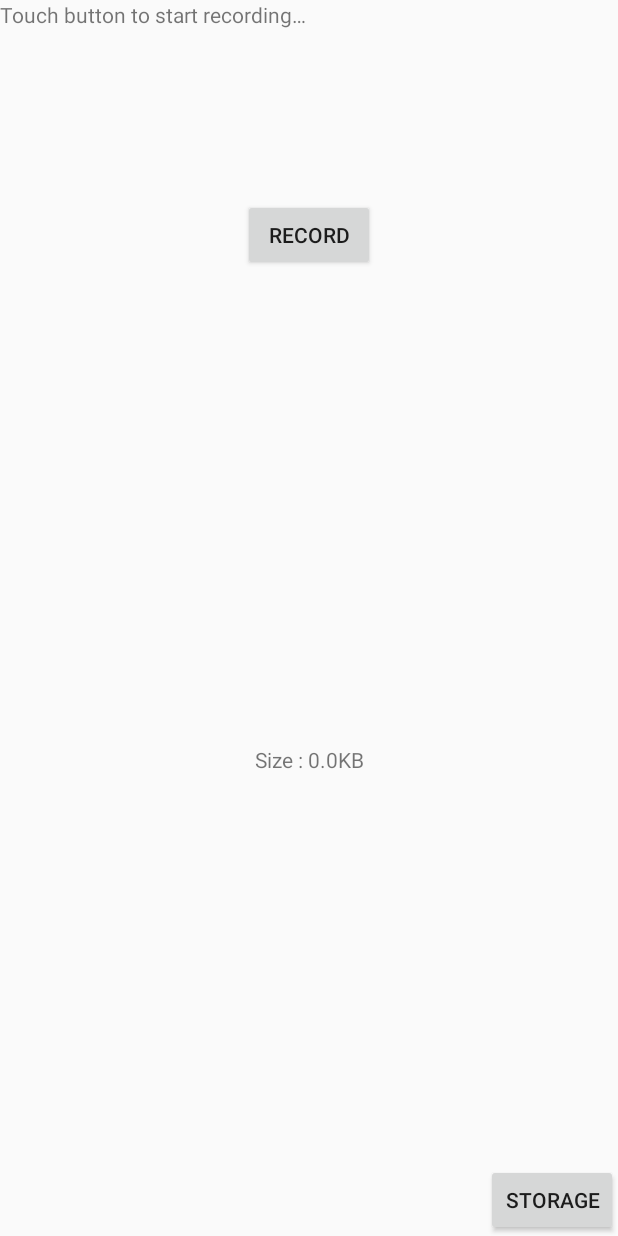
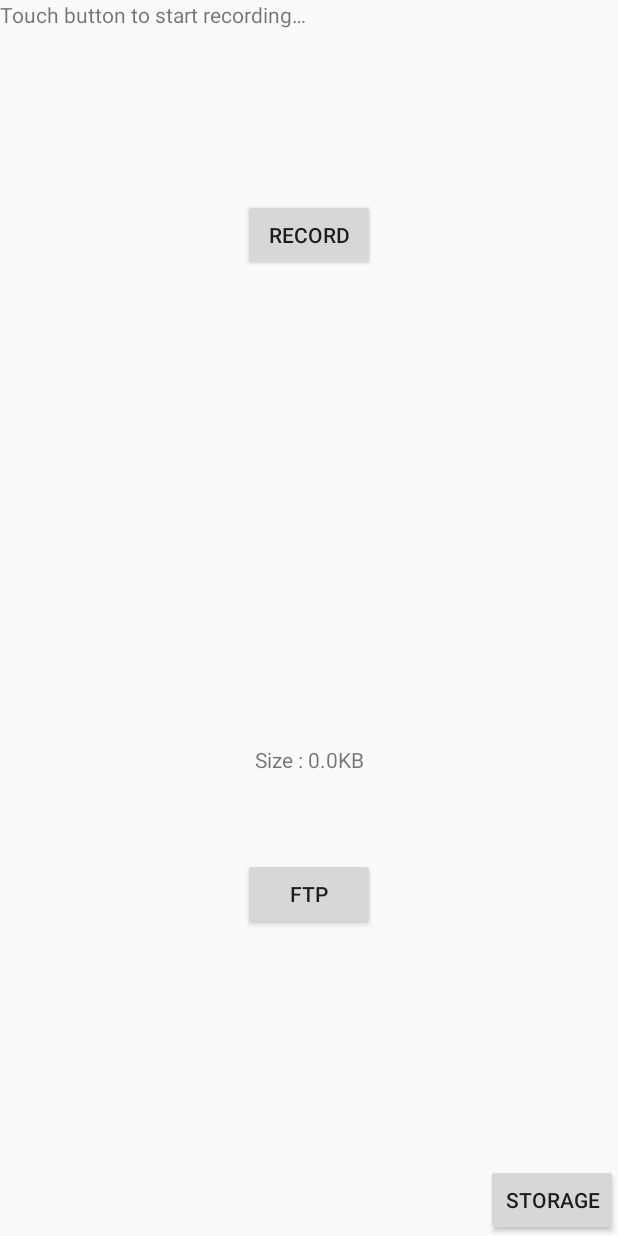
Before and after one commit to pproszowski/MoniCA, an Android app: the MainMenuActivity screen opened directly, with no data from a screen before it, on a phone screen of 412 x 824 dp. Run offline under Robolectric (Android 15) with nearby library versions, the phone set to English and light mode, and no system bars; 1 statement that could not run was skipped.

Commit message:
+FTP
+FTP

```diff
--- a/app/build.gradle
+++ b/app/build.gradle
@@ -24,7 +24,7 @@ android {
 }
 
 dependencies {
-    implementation fileTree(dir: 'libs', include: ['*.jar'])
+    implementation fileTree(include: ['*.jar'], dir: 'libs')
     implementation 'com.android.support:appcompat-v7:27.1.1'
     implementation 'com.android.support.constraint:constraint-layout:1.0.2'
     implementation 'com.android.support:design:27.1.1'
@@ -33,4 +33,5 @@ dependencies {
     testImplementation 'junit:junit:4.12'
     androidTestImplementation 'com.android.support.test:runner:1.0.1'
     androidTestImplementation 'com.android.support.test.espresso:espresso-core:3.0.1'
+    implementation files('src/commons-net-3.3.jar')
 }
--- a/app/src/main/AndroidManifest.xml
+++ b/app/src/main/AndroidManifest.xml
@@ -5,6 +5,7 @@
     <uses-permission android:name="android.permission.RECORD_AUDIO" />
     <uses-permission android:name="android.permission.WRITE_EXTERNAL_STORAGE" />
     <uses-permission android:name="android.permission.READ_EXTERNAL_STORAGE" />
+    <uses-permission android:name="android.permission.INTERNET" />
 
     <application
         android:allowBackup="true"
--- a/app/src/main/java/com/example/powder/monica/MainMenuActivity.java
+++ b/app/src/main/java/com/example/powder/monica/MainMenuActivity.java
@@ -13,10 +13,12 @@ import android.os.Environment;
 import android.support.v4.app.ActivityCompat;
 import android.view.MotionEvent;
 import android.view.View;
+import android.widget.Button;
 import android.widget.TextView;
 
 public class MainMenuActivity extends Activity {
     private TouchableButton recordButton;
+    private Button ftp;
     private TextView t;
     private TextView sizeText;
     private static final String AUDIO_RECORDER_FILE_EXT_3GP = ".3gp";
@@ -46,6 +48,10 @@ public class MainMenuActivity extends Activity {
         recordButton = findViewById(R.id.recordButton);
         t = findViewById(R.id.textView);
         sizeText = findViewById(R.id.sizeText);
+        ftp=findViewById(R.id.ftp);
+        ftp.setOnClickListener((view)->{
+            new FTP(recorderName, recorderName2).execute();
+        });
 
         recordButton.setOnTouchListener(new View.OnTouchListener() {
             @Override
--- a/app/src/main/java/com/example/powder/monica/StorageActivity.java
+++ b/app/src/main/java/com/example/powder/monica/StorageActivity.java
@@ -17,16 +17,19 @@ import java.io.IOException;
 import java.util.ArrayList;
 import java.util.Calendar;
 import java.util.List;
+import java.util.Objects;
 
 public class StorageActivity extends ListActivity {
     private double size;
     private File[] files;
     private List<String> filesNames;
+    private String name;
 
 
     @Override
     protected void onCreate(Bundle savedInstanceState) {
         super.onCreate(savedInstanceState);
+        name=getIntent().getExtras().get("Name").toString();
         overridePendingTransition(0, 0);
         String path = Environment.getExternalStorageDirectory().getPath()+"/AudioRecorder/"+getIntent().getExtras().get("Name").toString()+"/";
         File directory = new File(path);
--- a/app/src/main/res/layout/activity_audio_on_touch.xml
+++ b/app/src/main/res/layout/activity_audio_on_touch.xml
@@ -52,4 +52,16 @@
         app:layout_constraintTop_toBottomOf="@+id/recordButton"
         tools:layout_editor_absoluteX="163dp" />
 
+    <Button
+        android:id="@+id/ftp"
+        android:layout_width="wrap_content"
+        android:layout_height="wrap_content"
+        android:layout_marginTop="56dp"
+        android:text="FTP"
+        app:layout_constraintBottom_toBottomOf="parent"
+        app:layout_constraintEnd_toEndOf="parent"
+        app:layout_constraintStart_toStartOf="parent"
+        app:layout_constraintTop_toBottomOf="@+id/sizeText"
+        app:layout_constraintVertical_bias="0.0" />
+
 </android.support.constraint.ConstraintLayout>
```
Also changed, not shown: app/src/main/java/com/example/powder/monica/FTP.java (added, +65 -0 lines), 2 other files.
